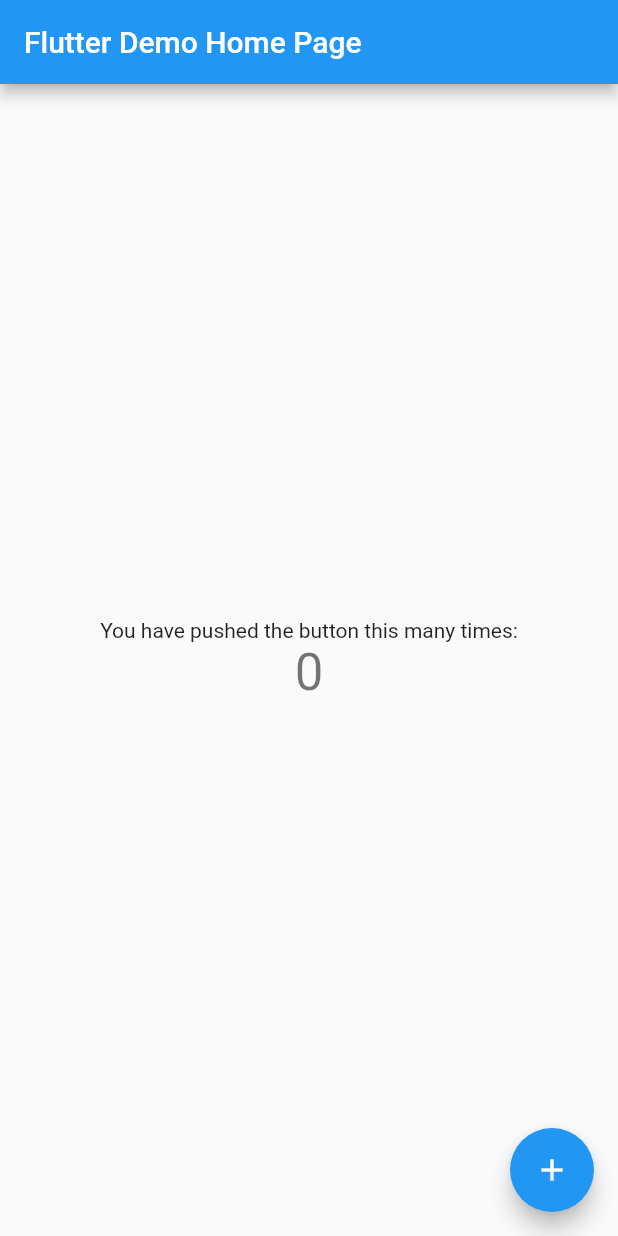
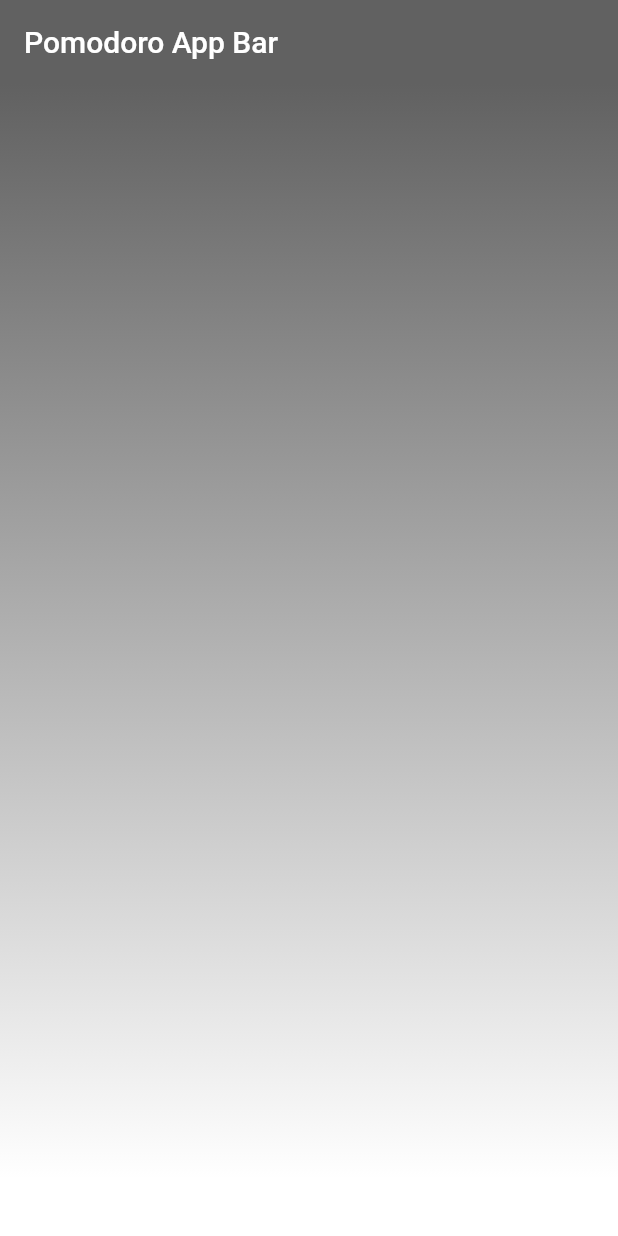
Before and after one commit to VictorDouglasFernandes/pomodoro_to_do_app, a Flutter app: the screen it shows after launch, on a phone screen of 412 x 824 dp. Run offline on Flutter 3.47's test engine with Material 2 defaults, Android fonts, the phone set to English and light mode, and no system bars.

Commit message:
🚧 Create home module

```diff
--- a/lib/main.dart
+++ b/lib/main.dart
@@ -1,4 +1,5 @@
 import 'package:flutter/material.dart';
+import 'package:pomodoro_to_do_app/src/features/home/view/home_page.dart';
 
 void main() {
   runApp(const MyApp());
@@ -10,106 +11,9 @@ class MyApp extends StatelessWidget {
   // This widget is the root of your application.
   @override
   Widget build(BuildContext context) {
-    return MaterialApp(
-      title: 'Flutter Demo',
-      theme: ThemeData(
-        // This is the theme of your application.
-        //
-        // Try running your application with "flutter run". You'll see the
-        // application has a blue toolbar. Then, without quitting the app, try
-        // changing the primarySwatch below to Colors.green and then invoke
-        // "hot reload" (press "r" in the console where you ran "flutter run",
-        // or simply save your changes to "hot reload" in a Flutter IDE).
-        // Notice that the counter didn't reset back to zero; the application
-        // is not restarted.
-        primarySwatch: Colors.blue,
-      ),
-      home: const MyHomePage(title: 'Flutter Demo Home Page'),
+    return const MaterialApp(
+      title: 'Pomodoro To Do App',
+      home: HomePage(),
     );
   }
 }
-
-class MyHomePage extends StatefulWidget {
-  const MyHomePage({Key? key, required this.title}) : super(key: key);
-
-  // This widget is the home page of your application. It is stateful, meaning
-  // that it has a State object (defined below) that contains fields that affect
-  // how it looks.
-
-  // This class is the configuration for the state. It holds the values (in this
-  // case the title) provided by the parent (in this case the App widget) and
-  // used by the build method of the State. Fields in a Widget subclass are
-  // always marked "final".
-
-  final String title;
-
-  @override
-  State<MyHomePage> createState() => _MyHomePageState();
-}
-
-class _MyHomePageState extends State<MyHomePage> {
-  int _counter = 0;
-
-  void _incrementCounter() {
-    setState(() {
-      // This call to setState tells the Flutter framework that something has
-      // changed in this State, which causes it to rerun the build method below
-      // so that the display can reflect the updated values. If we changed
-      // _counter without calling setState(), then the build method would not be
-      // called again, and so nothing would appear to happen.
-      _counter++;
-    });
-  }
-
-  @override
-  Widget build(BuildContext context) {
-    // This method is rerun every time setState is called, for instance as done
-    // by the _incrementCounter method above.
-    //
-    // The Flutter framework has been optimized to make rerunning build methods
-    // fast, so that you can just rebuild anything that needs updating rather
-    // than having to individually change instances of widgets.
-    return Scaffold(
-      appBar: AppBar(
-        // Here we take the value from the MyHomePage object that was created by
-        // the App.build method, and use it to set our appbar title.
-        title: Text(widget.title),
-      ),
-      body: Center(
-        // Center is a layout widget. It takes a single child and positions it
-        // in the middle of the parent.
-        child: Column(
-          // Column is also a layout widget. It takes a list of children and
-          // arranges them vertically. By default, it sizes itself to fit its
-          // children horizontally, and tries to be as tall as its parent.
-          //
-          // Invoke "debug painting" (press "p" in the console, choose the
-          // "Toggle Debug Paint" action from the Flutter Inspector in Android
-          // Studio, or the "Toggle Debug Paint" command in Visual Studio Code)
-          // to see the wireframe for each widget.
-          //
-          // Column has various properties to control how it sizes itself and
-          // how it positions its children. Here we use mainAxisAlignment to
-          // center the children vertically; the main axis here is the vertical
-          // axis because Columns are vertical (the cross axis would be
-          // horizontal).
-          mainAxisAlignment: MainAxisAlignment.center,
-          children: <Widget>[
-            const Text(
-              'You have pushed the button this many times:',
-            ),
-            Text(
-              '$_counter',
-              style: Theme.of(context).textTheme.headline4,
-            ),
-          ],
-        ),
-      ),
-      floatingActionButton: FloatingActionButton(
-        onPressed: _incrementCounter,
-        tooltip: 'Increment',
-        child: const Icon(Icons.add),
-      ), // This trailing comma makes auto-formatting nicer for build methods.
-    );
-  }
-}
--- /dev/null
+++ b/lib/src/features/home/view/home_page.dart
@@ -0,0 +1,50 @@
+import 'package:flutter/material.dart';
+
+class HomePage extends StatefulWidget {
+  const HomePage({Key? key}) : super(key: key);
+
+  @override
+  State<HomePage> createState() => _HomePageState();
+}
+
+class _HomePageState extends State<HomePage> {
+  @override
+  Widget build(BuildContext context) {
+    return Scaffold(
+      appBar: _buildAppBar(),
+      body: _buildBody(),
+    );
+  }
+
+  PreferredSizeWidget _buildAppBar() {
+    return AppBar(
+      title: const Text(
+        'Pomodoro App Bar',
+        style: TextStyle(
+          color: Colors.white,
+        ),
+      ),
+      elevation: 0,
+      backgroundColor: Colors.grey.shade700,
+    );
+  }
+
+  Widget _buildBody() {
+    return Container(
+      decoration: BoxDecoration(
+        gradient: LinearGradient(
+          begin: Alignment.topCenter,
+          end: Alignment.bottomCenter,
+          colors: [
+            Colors.grey.shade700,
+            Colors.white,
+          ],
+          stops: const [
+            0.0,
+            0.95,
+          ],
+        ),
+      ),
+    );
+  }
+}
```
Also changed, not shown: 3 other files.
